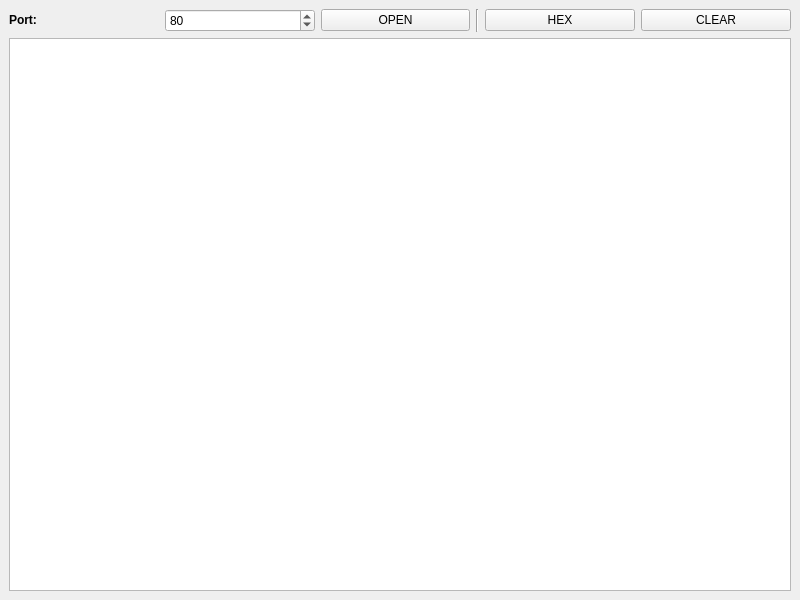
Qt form src/mainwindow.ui (DrSmyrke/TCP_DEV_SERVER) before a commit.
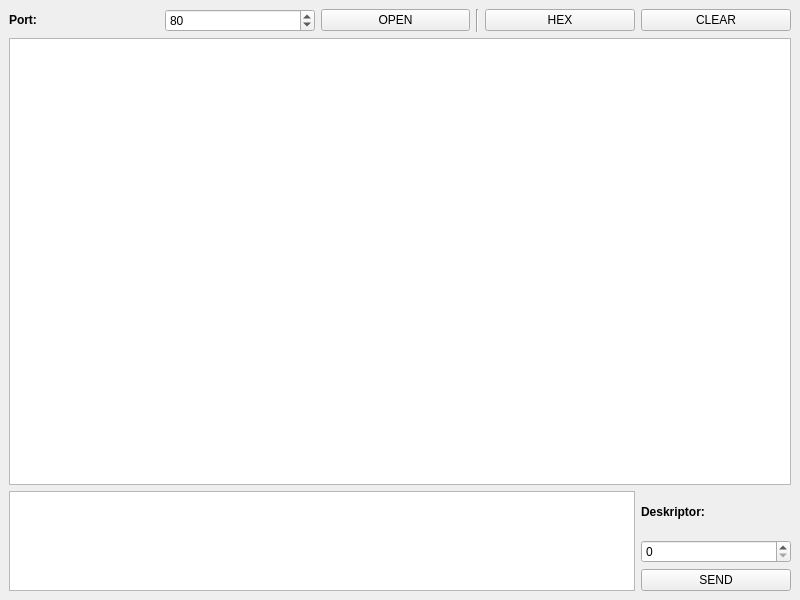
The same form after that commit.

Diff of the .ui file:
```diff
--- a/src/mainwindow.ui
+++ b/src/mainwindow.ui
@@ -28,8 +28,15 @@
       </property>
      </widget>
     </item>
-    <item row="2" column="0" colspan="6">
-     <widget class="QTextBrowser" name="logBox"/>
+    <item row="0" column="4">
+     <widget class="QPushButton" name="hexB">
+      <property name="text">
+       <string>HEX</string>
+      </property>
+      <property name="checkable">
+       <bool>true</bool>
+      </property>
+     </widget>
     </item>
     <item row="0" column="5">
      <widget class="QPushButton" name="clearB">
@@ -45,16 +52,6 @@
       </property>
      </widget>
     </item>
-    <item row="0" column="4">
-     <widget class="QPushButton" name="hexB">
-      <property name="text">
-       <string>HEX</string>
-      </property>
-      <property name="checkable">
-       <bool>true</bool>
-      </property>
-     </widget>
-    </item>
     <item row="0" column="1">
      <widget class="QSpinBox" name="portBox">
       <property name="minimum">
@@ -75,6 +72,56 @@
       </property>
      </widget>
     </item>
+    <item row="1" column="0" colspan="6">
+     <widget class="QTextBrowser" name="logBox"/>
+    </item>
+    <item row="2" column="5">
+     <layout class="QVBoxLayout" name="verticalLayout">
+      <item>
+       <widget class="QLabel" name="label_2">
+        <property name="text">
+         <string>&lt;html&gt;&lt;head/&gt;&lt;body&gt;&lt;p&gt;&lt;span style=&quot; font-weight:600;&quot;&gt;Deskriptor:&lt;/span&gt;&lt;/p&gt;&lt;/body&gt;&lt;/html&gt;</string>
+        </property>
+       </widget>
+      </item>
+      <item>
+       <widget class="QSpinBox" name="descriptorBox">
+        <property name="maximum">
+         <number>65535</number>
+        </property>
+       </widget>
+      </item>
+      <item>
+       <widget class="QPushButton" name="sendB">
+        <property name="text">
+         <string>SEND</string>
+        </property>
+       </widget>
+      </item>
+     </layout>
+    </item>
+    <item row="2" column="0" colspan="5">
+     <widget class="QPlainTextEdit" name="sendTextBox">
+      <property name="minimumSize">
+       <size>
+        <width>0</width>
+        <height>100</height>
+       </size>
+      </property>
+      <property name="maximumSize">
+       <size>
+        <width>16777215</width>
+        <height>100</height>
+       </size>
+      </property>
+      <property name="plainText">
+       <string/>
+      </property>
+      <property name="placeholderText">
+       <string>Response</string>
+      </property>
+     </widget>
+    </item>
    </layout>
   </widget>
   <widget class="QMenuBar" name="menubar">
```
